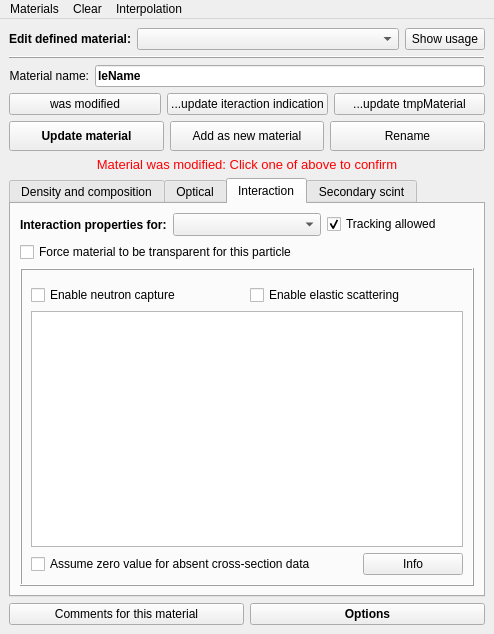
Old version of the form src/gui/materialinspectorwindow.ui in the repository andrmor/ANTS2.
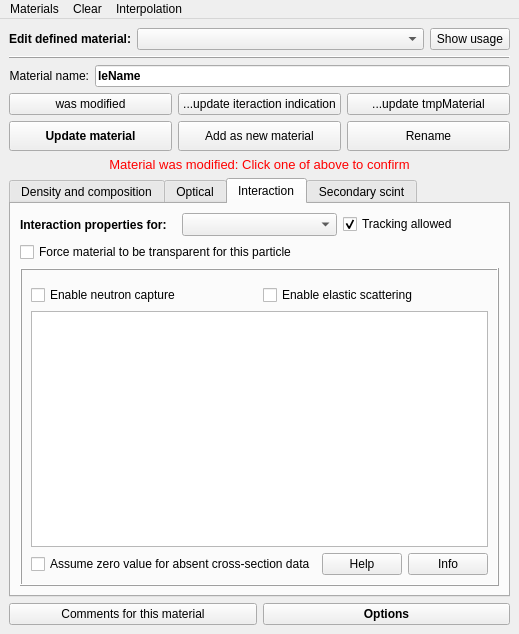
New version of the form. The open tabs and pages were chosen to show the change.

```diff
--- a/src/gui/materialinspectorwindow.ui
+++ b/src/gui/materialinspectorwindow.ui
@@ -2197,6 +2197,13 @@
                        </property>
                       </widget>
                      </item>
+                     <item>
+                      <widget class="QPushButton" name="pbHelpNeutron">
+                       <property name="text">
+                        <string>Help</string>
+                       </property>
+                      </widget>
+                     </item>
                      <item>
                       <widget class="QPushButton" name="pbShowStatisticsOnElastic">
                        <property name="maximumSize">
```
Left out of the diff: 2 changed lines with no effect on the pictures.
